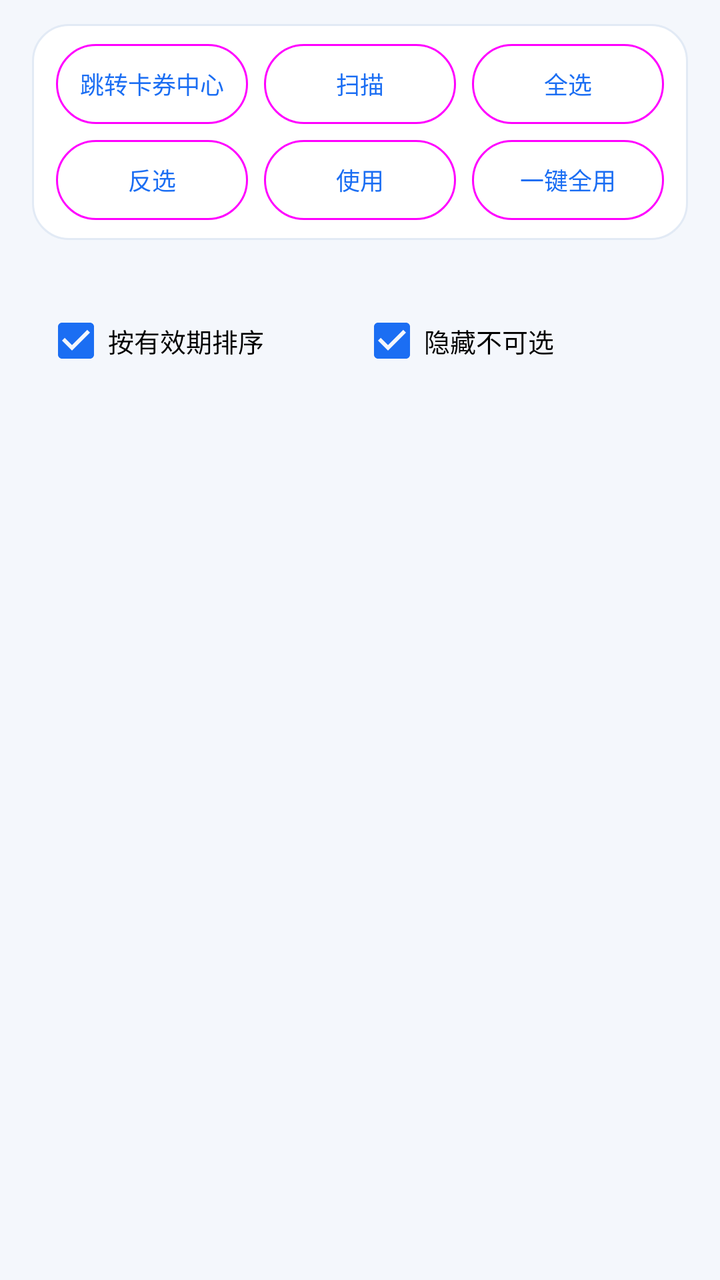
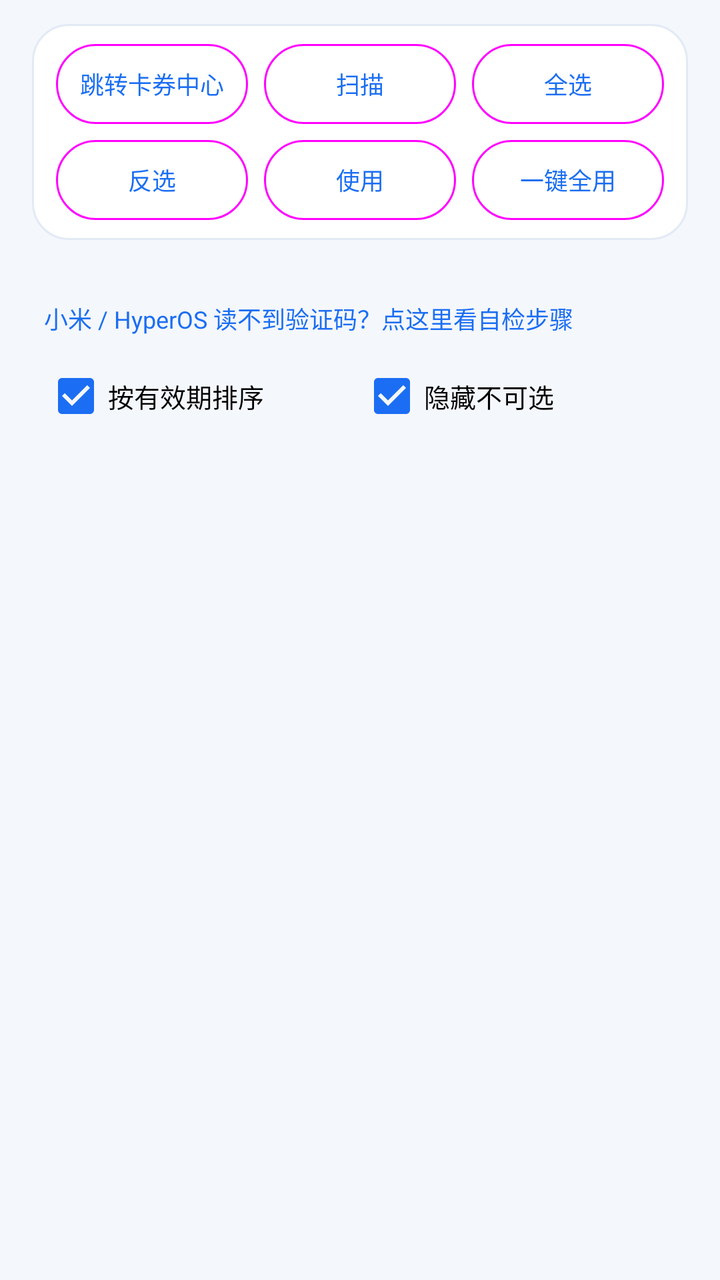

Screens rendered from an Android XML layout before and after an edit, with the pre-edit source and the edit as a unified diff.
<!-- AndroidManifest.xml: application theme Theme.CmccHook -->
<!-- res/layout/page_coupon.xml -->
<?xml version="1.0" encoding="utf-8"?>
<ScrollView xmlns:android="http://schemas.android.com/apk/res/android"
    xmlns:app="http://schemas.android.com/apk/res-auto"
    android:layout_width="match_parent"
    android:layout_height="match_parent"
    android:clipToPadding="false"
    android:fillViewport="true"
    android:scrollbars="none">

    <LinearLayout
        android:layout_width="match_parent"
        android:layout_height="wrap_content"
        android:orientation="vertical"
        android:paddingStart="16dp"
        android:paddingEnd="16dp"
        android:paddingTop="12dp"
        android:paddingBottom="24dp">

        
        <LinearLayout
            style="@style/CardBox"
            android:layout_width="match_parent"
            android:layout_height="wrap_content"
            android:orientation="vertical">

            <LinearLayout
                android:layout_width="match_parent"
                android:layout_height="wrap_content"
                android:gravity="center_vertical"
                android:orientation="horizontal"
                android:paddingStart="12dp"
                android:paddingTop="10dp"
                android:paddingEnd="12dp">

                <com.google.android.material.button.MaterialButton
                    android:id="@+id/btnCouponOpen"
                    style="@style/Widget.Material3.Button.OutlinedButton"
                    android:layout_width="0dp"
                    android:layout_height="40dp"
                    android:layout_weight="1"
                    android:insetTop="0dp"
                    android:insetBottom="0dp"
                    android:maxLines="1"
                    android:minWidth="0dp"
                    android:paddingStart="2dp"
                    android:paddingEnd="2dp"
                    android:text="@string/coupon_open"
                    android:textAllCaps="false"
                    android:textSize="12sp"
                    app:cornerRadius="999dp"
                    app:elevation="0dp"
                    app:minWidth="0dp" />

                <com.google.android.material.button.MaterialButton
                    android:id="@+id/btnCouponScan"
                    style="@style/Widget.Material3.Button.OutlinedButton"
                    android:layout_width="0dp"
                    android:layout_height="40dp"
                    android:layout_marginStart="8dp"
                    android:layout_weight="1"
                    android:insetTop="0dp"
                    android:insetBottom="0dp"
                    android:maxLines="1"
                    android:minWidth="0dp"
                    android:paddingStart="2dp"
                    android:paddingEnd="2dp"
                    android:text="@string/coupon_scan"
                    android:textAllCaps="false"
                    android:textSize="12sp"
                    app:cornerRadius="999dp"
                    app:elevation="0dp"
                    app:minWidth="0dp" />

                <com.google.android.material.button.MaterialButton
                    android:id="@+id/btnCouponAll"
                    style="@style/Widget.Material3.Button.OutlinedButton"
                    android:layout_width="0dp"
                    android:layout_height="40dp"
                    android:layout_marginStart="8dp"
                    android:layout_weight="1"
                    android:insetTop="0dp"
                    android:insetBottom="0dp"
                    android:maxLines="1"
                    android:minWidth="0dp"
                    android:paddingStart="2dp"
                    android:paddingEnd="2dp"
                    android:text="@string/coupon_select_all"
                    android:textAllCaps="false"
                    android:textSize="12sp"
                    app:cornerRadius="999dp"
                    app:elevation="0dp"
                    app:minWidth="0dp" />
            </LinearLayout>

            
            <LinearLayout
                android:layout_width="match_parent"
                android:layout_height="wrap_content"
                android:gravity="center_vertical"
                android:orientation="horizontal"
                android:paddingStart="12dp"
                android:paddingTop="8dp"
                android:paddingEnd="12dp"
                android:paddingBottom="10dp">

                <com.google.android.material.button.MaterialButton
                    android:id="@+id/btnCouponInvert"
                    style="@style/Widget.Material3.Button.OutlinedButton"
                    android:layout_width="0dp"
                    android:layout_height="40dp"
                    android:layout_weight="1"
                    android:insetTop="0dp"
                    android:insetBottom="0dp"
                    android:maxLines="1"
                    android:minWidth="0dp"
                    android:paddingStart="2dp"
                    android:paddingEnd="2dp"
                    android:text="@string/coupon_invert"
                    android:textAllCaps="false"
                    android:textSize="12sp"
                    app:cornerRadius="999dp"
                    app:elevation="0dp"
                    app:minWidth="0dp" />

                <com.google.android.material.button.MaterialButton
                    android:id="@+id/btnCouponUse"
                    style="@style/Widget.Material3.Button.OutlinedButton"
                    android:layout_width="0dp"
                    android:layout_height="40dp"
                    android:layout_marginStart="8dp"
                    android:layout_weight="1"
                    android:insetTop="0dp"
                    android:insetBottom="0dp"
                    android:maxLines="1"
                    android:minWidth="0dp"
                    android:paddingStart="2dp"
                    android:paddingEnd="2dp"
                    android:text="@string/coupon_use"
                    android:textAllCaps="false"
                    android:textSize="12sp"
                    app:cornerRadius="999dp"
                    app:elevation="0dp"
                    app:minWidth="0dp" />

                <com.google.android.material.button.MaterialButton
                    android:id="@+id/btnCouponUseAll"
                    style="@style/Widget.Material3.Button.OutlinedButton"
                    android:layout_width="0dp"
                    android:layout_height="40dp"
                    android:layout_marginStart="8dp"
                    android:layout_weight="1"
                    android:insetTop="0dp"
                    android:insetBottom="0dp"
                    android:maxLines="1"
                    android:minWidth="0dp"
                    android:paddingStart="2dp"
                    android:paddingEnd="2dp"
                    android:text="@string/coupon_use_all"
                    android:textAllCaps="false"
                    android:textSize="12sp"
                    app:cornerRadius="999dp"
                    app:elevation="0dp"
                    app:minWidth="0dp" />
            </LinearLayout>
        </LinearLayout>

        
        <TextView
            android:id="@+id/couponAt"
            android:layout_width="match_parent"
            android:layout_height="wrap_content"
            android:paddingStart="6dp"
            android:paddingTop="8dp"
            android:paddingEnd="6dp"
            android:textColor="@color/text_secondary"
            android:textSize="12sp" />

        
        <LinearLayout
            android:layout_width="match_parent"
            android:layout_height="wrap_content"
            android:gravity="center_vertical"
            android:orientation="horizontal"
            android:paddingStart="6dp"
            android:paddingTop="2dp"
            android:paddingEnd="6dp"
            android:paddingBottom="2dp">

            <CheckBox
                android:id="@+id/cbCouponSort"
                android:layout_width="0dp"
                android:layout_height="wrap_content"
                android:layout_weight="1"
                android:checked="true"
                android:text="@string/coupon_sort_valid"
                android:textSize="13sp" />

            <CheckBox
                android:id="@+id/cbCouponHide"
                android:layout_width="0dp"
                android:layout_height="wrap_content"
                android:layout_weight="1"
                android:checked="true"
                android:text="@string/coupon_hide_blocked"
                android:textSize="13sp" />
        </LinearLayout>

        <LinearLayout
            android:id="@+id/couponList"
            android:layout_width="match_parent"
            android:layout_height="wrap_content"
            android:orientation="vertical" />

        
        <TextView
            android:id="@+id/couponSummary"
            style="@style/RowDesc"
            android:layout_width="wrap_content"
            android:layout_height="wrap_content"
            android:visibility="gone" />

        <TextView
            android:id="@+id/couponBar"
            style="@style/RowDesc"
            android:layout_width="wrap_content"
            android:layout_height="wrap_content"
            android:visibility="gone" />

    </LinearLayout>
</ScrollView>
<!-- resources referenced by this layout -->
<resources>
  <color name="text_secondary">#5A6B87</color>
  <string name="coupon_hide_blocked">隐藏不可选</string>
  <string name="coupon_invert">反选</string>
  <string name="coupon_open">跳转卡券中心</string>
  <string name="coupon_scan">扫描</string>
  <string name="coupon_select_all">全选</string>
  <string name="coupon_sort_valid">按有效期排序</string>
  <string name="coupon_use">使用</string>
  <string name="coupon_use_all">一键全用</string>
  <style name="CardBox">
          <item name="android:background">@drawable/bg_card</item>
          <item name="android:orientation">vertical</item>
      </style>
  <style name="RowDesc">
          <item name="android:textSize">12sp</item>
          <item name="android:textColor">@color/text_secondary</item>
          <item name="android:lineSpacingExtra">2dp</item>
          <item name="android:paddingTop">3dp</item>
      </style>
  <style name="Theme.CmccHook" parent="Theme.MaterialComponents.DayNight.NoActionBar">
          <item name="colorPrimary">@color/primary</item>
          <item name="colorPrimaryVariant">@color/primary_dark</item>
          <item name="colorOnPrimary">@color/on_primary</item>
          <item name="colorSecondary">@color/primary</item>
          <item name="colorOnSecondary">@color/on_primary</item>
          <item name="colorSurface">@color/surface</item>
          <item name="android:colorBackground">@color/background</item>
          <item name="android:statusBarColor">@color/brand_start</item>
          <item name="android:navigationBarColor">@color/surface</item>
          <item name="android:windowLightStatusBar">false</item>
          <item name="android:windowLightNavigationBar">true</item>
          <item name="android:windowBackground">@color/background</item>
          <item name="android:textColorPrimary">@color/text_primary</item>
          <item name="android:textColorSecondary">@color/text_secondary</item>
      </style>
  <!-- drawable bg_card (drawable) -->
  <?xml version="1.0" encoding="utf-8"?>
  <shape xmlns:android="http://schemas.android.com/apk/res/android"
      android:shape="rectangle">
      <solid android:color="@color/container_low" />
      <stroke android:width="1dp" android:color="@color/divider" />
      <corners android:radius="18dp" />
  </shape>
  <color name="primary">#1B6EF3</color>
  <color name="primary_dark">#0B4FC4</color>
  <color name="on_primary">#FFFFFF</color>
  <color name="surface">#FFFFFF</color>
  <color name="background">#F4F7FC</color>
  <color name="brand_start">#1B6EF3</color>
  <color name="text_primary">#12213B</color>
  <color name="container_low">#FFFFFF</color>
  <color name="divider">#E2EAF5</color>
</resources>

<!-- the commit's change to res/layout/page_coupon.xml (unified diff, before → after) -->
@@ -176,6 +176,19 @@
             android:textSize="12sp" />
 
         
+        <TextView
+            android:id="@+id/smsHelpEntry"
+            android:layout_width="match_parent"
+            android:layout_height="wrap_content"
+            android:paddingStart="6dp"
+            android:paddingTop="6dp"
+            android:paddingEnd="6dp"
+            android:paddingBottom="4dp"
+            android:text="@string/sms_help_entry"
+            android:textColor="@color/primary"
+            android:textSize="12sp" />
+
+        
         <LinearLayout
             android:layout_width="match_parent"
             android:layout_height="wrap_content"
<!-- resource entries referenced after the edit -->
@@ -9,6 +9,7 @@
   <string name="coupon_sort_valid">按有效期排序</string>
   <string name="coupon_use">使用</string>
   <string name="coupon_use_all">一键全用</string>
+  <string name="sms_help_entry">小米 / HyperOS 读不到验证码？点这里看自检步骤</string>
   <style name="CardBox">
           <item name="android:background">@drawable/bg_card</item>
           <item name="android:orientation">vertical</item>
